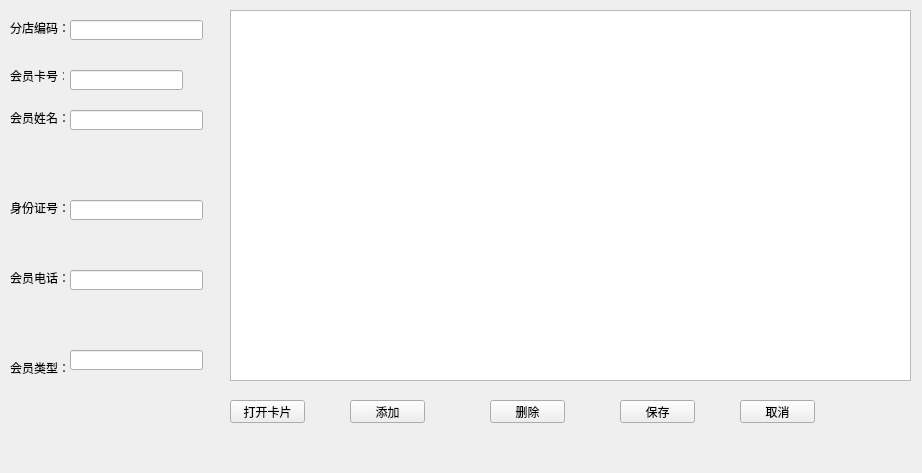
Qt form src/vipwidget.ui (daodaoliang/caicai) before a commit.
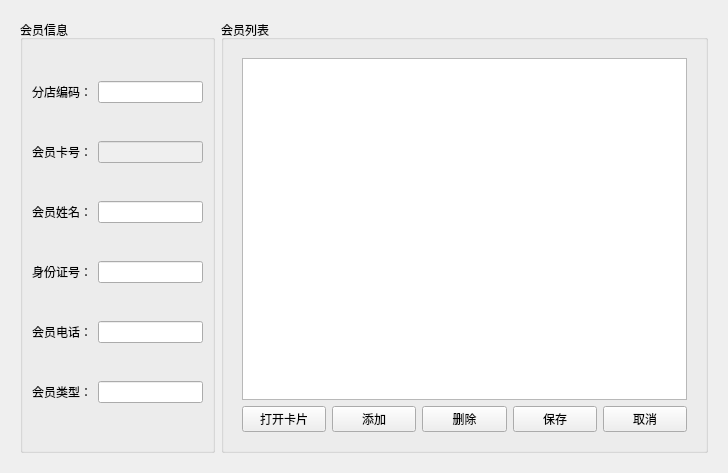
The same form after that commit.

Commit message: 会员卡管理

```diff
--- a/src/vipwidget.ui
+++ b/src/vipwidget.ui
@@ -6,227 +6,168 @@
    <rect>
     <x>0</x>
     <y>0</y>
-    <width>922</width>
+    <width>728</width>
     <height>473</height>
    </rect>
   </property>
   <property name="windowTitle">
    <string>Form</string>
   </property>
+  <layout class="QGridLayout" name="gridLayout">
+   <item row="0" column="0">
+    <widget class="QStackedWidget" name="stackedWidget">
+     <widget class="QWidget" name="page">
+      <layout class="QGridLayout" name="gridLayout_2" columnstretch="2,5">
+       <item row="0" column="0">
+        <widget class="QGroupBox" name="groupBox">
+         <property name="title">
+          <string>会员信息</string>
+         </property>
+         <layout class="QGridLayout" name="gridLayout_3">
+          <item row="0" column="0">
   <widget class="QLabel" name="label_5">
-   <property name="geometry">
-    <rect>
-     <x>10</x>
-     <y>20</y>
-     <width>60</width>
-     <height>16</height>
-    </rect>
-   </property>
    <property name="text">
     <string>分店编码：</string>
    </property>
   </widget>
-  <widget class="QLineEdit" name="lineEdit_ShopID">
-   <property name="geometry">
-    <rect>
-     <x>70</x>
-     <y>20</y>
-     <width>133</width>
-     <height>20</height>
-    </rect>
-   </property>
-  </widget>
+          </item>
+          <item row="0" column="1">
+           <widget class="QLineEdit" name="lineEdit_ShopID"/>
+          </item>
+          <item row="1" column="0">
+           <widget class="QLabel" name="label_6">
+            <property name="text">
+             <string>会员卡号：</string>
+            </property>
+           </widget>
+          </item>
+          <item row="1" column="1">
+           <widget class="QLineEdit" name="lineEdit_CardNum">
+            <property name="enabled">
+             <bool>false</bool>
+            </property>
+           </widget>
+          </item>
+          <item row="2" column="0">
   <widget class="QLabel" name="label">
-   <property name="geometry">
-    <rect>
-     <x>10</x>
-     <y>110</y>
-     <width>60</width>
-     <height>16</height>
-    </rect>
-   </property>
    <property name="text">
     <string>会员姓名：</string>
    </property>
   </widget>
+          </item>
+          <item row="2" column="1">
+           <widget class="QLineEdit" name="lineEdit_MemName"/>
+          </item>
+          <item row="3" column="0">
+           <widget class="QLabel" name="label_3">
+            <property name="text">
+             <string>身份证号：</string>
+            </property>
+           </widget>
+          </item>
+          <item row="3" column="1">
+           <widget class="QLineEdit" name="lineEdit_IDCard"/>
+          </item>
+          <item row="4" column="0">
   <widget class="QLabel" name="label_2">
-   <property name="geometry">
-    <rect>
-     <x>10</x>
-     <y>270</y>
-     <width>60</width>
-     <height>16</height>
-    </rect>
-   </property>
    <property name="text">
     <string>会员电话：</string>
    </property>
   </widget>
-  <widget class="QLineEdit" name="lineEdit_Phone">
-   <property name="geometry">
-    <rect>
-     <x>70</x>
-     <y>270</y>
-     <width>133</width>
-     <height>20</height>
-    </rect>
-   </property>
-  </widget>
+          </item>
+          <item row="4" column="1">
+           <widget class="QLineEdit" name="lineEdit_Phone"/>
+          </item>
+          <item row="5" column="0">
   <widget class="QLabel" name="label_4">
-   <property name="geometry">
-    <rect>
-     <x>10</x>
-     <y>360</y>
-     <width>60</width>
-     <height>16</height>
-    </rect>
-   </property>
    <property name="text">
     <string>会员类型：</string>
    </property>
   </widget>
-  <widget class="QLineEdit" name="lineEdit_MemType">
-   <property name="geometry">
-    <rect>
-     <x>70</x>
-     <y>350</y>
-     <width>133</width>
-     <height>20</height>
-    </rect>
-   </property>
-  </widget>
-  <widget class="QLineEdit" name="lineEdit_MemName">
-   <property name="geometry">
-    <rect>
-     <x>70</x>
-     <y>110</y>
-     <width>133</width>
-     <height>20</height>
-    </rect>
-   </property>
-  </widget>
-  <widget class="QLabel" name="label_3">
-   <property name="geometry">
-    <rect>
-     <x>10</x>
-     <y>200</y>
-     <width>60</width>
-     <height>16</height>
-    </rect>
-   </property>
+          </item>
+          <item row="5" column="1">
+           <widget class="QLineEdit" name="lineEdit_MemType"/>
+          </item>
+         </layout>
+        </widget>
+       </item>
+       <item row="0" column="1">
+        <widget class="QGroupBox" name="groupBox_2">
+         <property name="title">
+          <string>会员列表</string>
+         </property>
+         <layout class="QGridLayout" name="gridLayout_4">
+          <item row="0" column="0">
+           <widget class="QStackedWidget" name="stackedWidget_2">
+            <widget class="QWidget" name="page_3">
+             <layout class="QGridLayout" name="gridLayout_5">
+              <item row="0" column="0" colspan="5">
+               <widget class="QTableView" name="tableView"/>
+              </item>
+              <item row="1" column="0">
+               <widget class="QPushButton" name="pushButton_OpenCard">
    <property name="text">
-    <string>身份证号：</string>
-   </property>
-  </widget>
-  <widget class="QLineEdit" name="lineEdit_IDCard">
-   <property name="geometry">
-    <rect>
-     <x>70</x>
-     <y>200</y>
-     <width>133</width>
-     <height>20</height>
-    </rect>
-   </property>
-  </widget>
+                 <string>打开卡片</string>
+                </property>
+               </widget>
+              </item>
+              <item row="1" column="1">
   <widget class="QPushButton" name="pushButton_Add">
-   <property name="geometry">
-    <rect>
-     <x>350</x>
-     <y>400</y>
-     <width>75</width>
-     <height>23</height>
-    </rect>
-   </property>
    <property name="text">
     <string>添加</string>
    </property>
   </widget>
+              </item>
+              <item row="1" column="2">
   <widget class="QPushButton" name="pushButton_2">
-   <property name="geometry">
-    <rect>
-     <x>490</x>
-     <y>400</y>
-     <width>75</width>
-     <height>23</height>
-    </rect>
-   </property>
    <property name="text">
     <string>删除</string>
    </property>
   </widget>
-  <widget class="QTableView" name="tableView">
-   <property name="geometry">
-    <rect>
-     <x>230</x>
-     <y>10</y>
-     <width>681</width>
-     <height>371</height>
-    </rect>
-   </property>
-  </widget>
+              </item>
+              <item row="1" column="3">
   <widget class="QPushButton" name="pushButton_Save">
-   <property name="geometry">
-    <rect>
-     <x>620</x>
-     <y>400</y>
-     <width>75</width>
-     <height>23</height>
-    </rect>
-   </property>
    <property name="text">
     <string>保存</string>
    </property>
   </widget>
-  <widget class="QLabel" name="label_6">
-   <property name="geometry">
-    <rect>
-     <x>10</x>
-     <y>70</y>
-     <width>54</width>
-     <height>12</height>
-    </rect>
-   </property>
-   <property name="text">
-    <string>会员卡号：</string>
-   </property>
-  </widget>
-  <widget class="QLineEdit" name="lineEdit_CardNum">
-   <property name="geometry">
-    <rect>
-     <x>70</x>
-     <y>70</y>
-     <width>113</width>
-     <height>20</height>
-    </rect>
-   </property>
-  </widget>
-  <widget class="QPushButton" name="pushButton_OpenCard">
-   <property name="geometry">
-    <rect>
-     <x>230</x>
-     <y>400</y>
-     <width>75</width>
-     <height>23</height>
-    </rect>
-   </property>
-   <property name="text">
-    <string>打开卡片</string>
-   </property>
-  </widget>
+              </item>
+              <item row="1" column="4">
   <widget class="QPushButton" name="pushButton_Cancle">
-   <property name="geometry">
-    <rect>
-     <x>740</x>
-     <y>400</y>
-     <width>75</width>
-     <height>23</height>
-    </rect>
-   </property>
    <property name="text">
     <string>取消</string>
    </property>
   </widget>
- </widget>
+              </item>
+             </layout>
+            </widget>
+            <widget class="QWidget" name="page_4"/>
+           </widget>
+          </item>
+         </layout>
+        </widget>
+       </item>
+      </layout>
+     </widget>
+     <widget class="QWidget" name="page_2"/>
+    </widget>
+   </item>
+  </layout>
+ </widget>
+ <tabstops>
+  <tabstop>lineEdit_ShopID</tabstop>
+  <tabstop>lineEdit_CardNum</tabstop>
+  <tabstop>lineEdit_MemName</tabstop>
+  <tabstop>lineEdit_IDCard</tabstop>
+  <tabstop>lineEdit_Phone</tabstop>
+  <tabstop>lineEdit_MemType</tabstop>
+  <tabstop>pushButton_OpenCard</tabstop>
+  <tabstop>pushButton_Add</tabstop>
+  <tabstop>pushButton_2</tabstop>
+  <tabstop>pushButton_Save</tabstop>
+  <tabstop>pushButton_Cancle</tabstop>
+  <tabstop>tableView</tabstop>
+ </tabstops>
  <resources/>
  <connections/>
 </ui>
```
Lines whose indentation alone changed are shown as unchanged. The commit also changes 6 other files.
